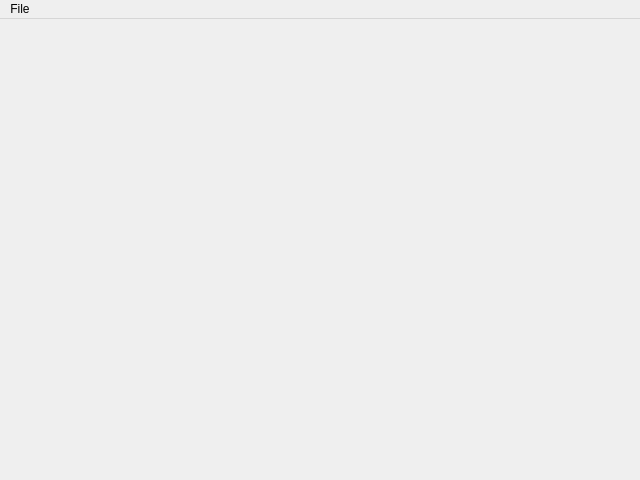
leikareipa/pfm-view, file src/pfm_view/main_window.ui: the form before one commit.
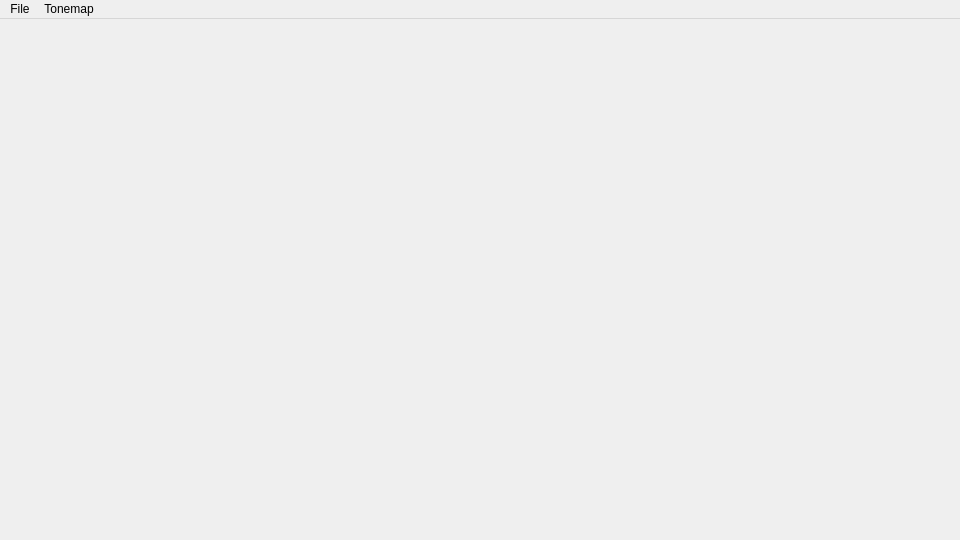
The form after the commit.

Commit message: gui: Make tonemapping mode user-selectable

What changed in the file:
```diff
--- a/src/pfm_view/main_window.ui
+++ b/src/pfm_view/main_window.ui
@@ -6,8 +6,8 @@
    <rect>
     <x>0</x>
     <y>0</y>
-    <width>640</width>
-    <height>480</height>
+    <width>960</width>
+    <height>540</height>
    </rect>
   </property>
   <property name="windowTitle">
@@ -43,8 +43,8 @@
         <rect>
          <x>0</x>
          <y>0</y>
-         <width>640</width>
-         <height>455</height>
+         <width>960</width>
+         <height>515</height>
         </rect>
        </property>
        <layout class="QVBoxLayout" name="verticalLayout_2">
@@ -68,6 +68,9 @@
           <property name="text">
            <string/>
           </property>
+          <property name="alignment">
+           <set>Qt::AlignCenter</set>
+          </property>
          </widget>
         </item>
        </layout>
@@ -81,7 +84,7 @@
     <rect>
      <x>0</x>
      <y>0</y>
-     <width>640</width>
+     <width>960</width>
      <height>25</height>
     </rect>
    </property>
@@ -93,7 +96,17 @@
     <addaction name="separator"/>
     <addaction name="actionExit"/>
    </widget>
+   <widget class="QMenu" name="menuTonemap">
+    <property name="title">
+     <string>Tonemap</string>
+    </property>
+    <addaction name="actionTonemapNone"/>
+    <addaction name="separator"/>
+    <addaction name="actionTonemapLinear"/>
+    <addaction name="actionTonemapDrago03"/>
+   </widget>
    <addaction name="menuFile"/>
+   <addaction name="menuTonemap"/>
   </widget>
   <action name="actionLoad_PFM">
    <property name="text">
```
Left out of the diff: 30 changed lines with no effect on the pictures. The commit also changes 2 other files.
